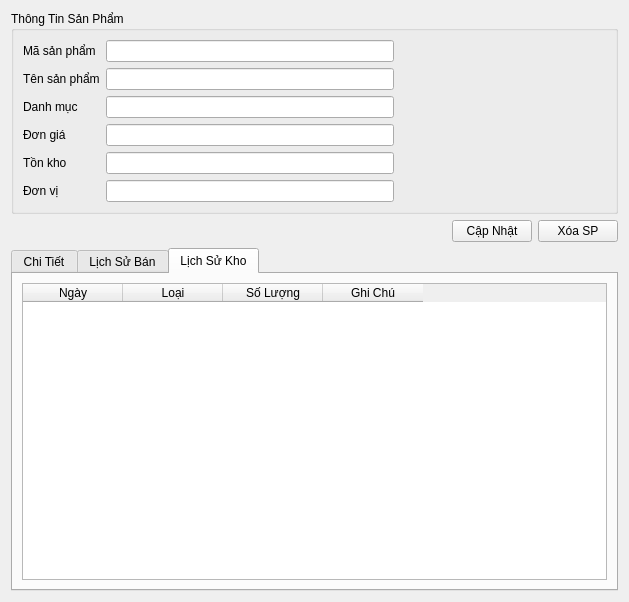
Before: the Qt Designer form ui/product_detail.ui in thinh-doan/sales-and-warehouse-management-system, drawn with Qt 5.
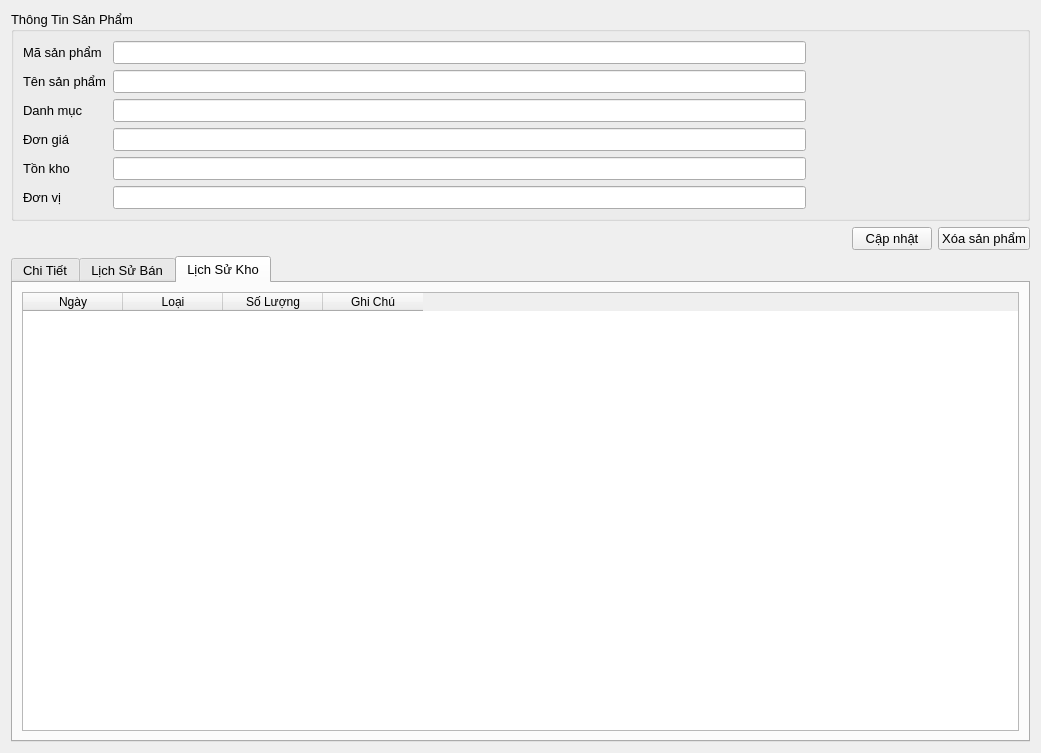
After: the same form once the commit is applied. The open tabs and pages were chosen to show the change. Icons and pictures are not drawn.

The edit to the form file:
```diff
--- a/ui/product_detail.ui
+++ b/ui/product_detail.ui
@@ -6,10 +6,15 @@
    <rect>
     <x>0</x>
     <y>0</y>
-    <width>629</width>
-    <height>602</height>
+    <width>1041</width>
+    <height>753</height>
    </rect>
   </property>
+  <property name="font">
+   <font>
+    <pointsize>10</pointsize>
+   </font>
+  </property>
   <property name="windowTitle">
    <string>Form</string>
   </property>
@@ -142,14 +147,14 @@
      <item>
       <widget class="QPushButton" name="btnCapNhatSP">
        <property name="text">
-        <string>Cập Nhật</string>
+        <string>Cập nhật</string>
        </property>
       </widget>
      </item>
      <item>
       <widget class="QPushButton" name="btnXoaSP">
        <property name="text">
-        <string>Xóa SP</string>
+        <string>Xóa sản phẩm</string>
        </property>
       </widget>
      </item>
```
Left out of the diff: 8 changed lines with no effect on the pictures.
